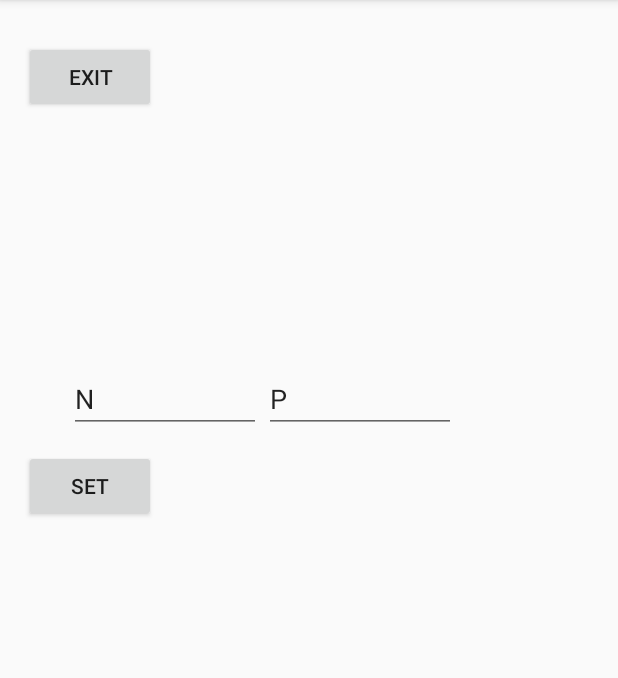
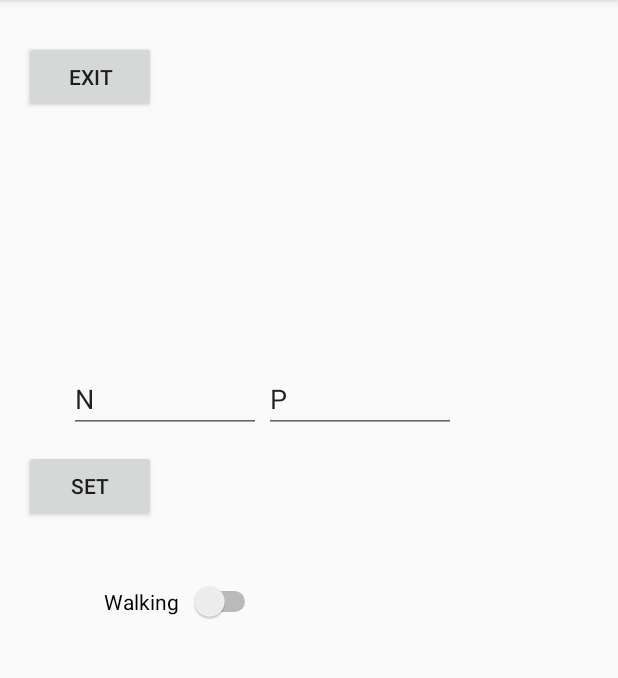
Before and after one commit to Aawesh/WifiPeerToPeer, an Android app: the screen it shows after launch (UserSelectionActivity), after a tap on "PEDESTRIAN", on a phone screen of 412 x 824 dp, the part 84-762 px from its top. Run offline under Robolectric (Android 15) with nearby library versions, the phone set to English and light mode, and no system bars; libraries missing offline, so code that uses them is left out: com.peak.salut; 2 statements that could not run were skipped.

Commit message:
-- removed activity listener and used a button

```diff
--- a/app/src/main/AndroidManifest.xml
+++ b/app/src/main/AndroidManifest.xml
@@ -35,9 +35,6 @@
             </intent-filter>
         </activity>
 
-        <service
-            android:name=".DetectedActivitiesIntentService"
-            android:exported="false" />
         <service android:name=".CommunicationService" />
 
     </application>
--- a/app/src/main/java/wifipeertopeer/com/wifipeertopeer/ActivityType.java
+++ b/app/src/main/java/wifipeertopeer/com/wifipeertopeer/ActivityType.java
@@ -34,8 +34,8 @@ public class ActivityType implements ConnectionCallbacks, OnConnectionFailedList
     // Constructor where listener events are ignored
     public ActivityType(Context context) {
         this.context = context;
-        buildGoogleApiClient();
-        mGoogleApiClient.connect();
+//        buildGoogleApiClient();
+//        mGoogleApiClient.connect();
     }
 
     protected synchronized void buildGoogleApiClient() {
--- a/app/src/main/java/wifipeertopeer/com/wifipeertopeer/AlertZone.java
+++ b/app/src/main/java/wifipeertopeer/com/wifipeertopeer/AlertZone.java
@@ -92,6 +92,7 @@ public class AlertZone implements LocationListener {
             d_p = location.distanceTo(crossingLocation);
 //            UserSelectionActivity.infoview2.setText(String.valueOf(d_p));
             Log.d(TAG,"ped to cross distance: " + d_p);
+            UserSelectionActivity.infoview.setText("distance: "+d_p);
 
             if(d_p <= Constants.MAX_ALERT_ZONE_DISTANCE_FROM_CROSSING){ //pedestrian is in the alert zone
                 double max_speed = 0.001; // if the user is still then set the minimum velocity so that we can specify that the user is not walking at all.
@@ -99,7 +100,7 @@ public class AlertZone implements LocationListener {
                     max_speed = Constants.MAXIMUM_WALKING_SPEED;
                     Log.d(TAG, "user is walking");
                     UserSelectionActivity.infoview2.setText("walking");
-                }else if(!CommunicationService.isPedestrianMoving){
+                }else if(!CommunicationService.isPedestrianWalking){
                     UserSelectionActivity.infoview2.setText("still");
                 }
 
--- a/app/src/main/java/wifipeertopeer/com/wifipeertopeer/UserSelectionActivity.java
+++ b/app/src/main/java/wifipeertopeer/com/wifipeertopeer/UserSelectionActivity.java
@@ -12,10 +12,12 @@ import android.support.v7.app.NotificationCompat;
 import android.view.View;
 import android.view.inputmethod.InputMethodManager;
 import android.widget.Button;
+import android.widget.CompoundButton;
 import android.widget.EditText;
 import android.widget.RelativeLayout;
 import android.widget.TextView;
 import android.widget.Toast;
+import android.widget.ToggleButton;
 
 import com.peak.salut.Salut;
 
@@ -23,11 +25,13 @@ import com.peak.salut.Salut;
  * Created by aawesh on 7/6/17.
  */
 
-public class UserSelectionActivity extends AppCompatActivity implements View.OnClickListener  {
+public class UserSelectionActivity extends AppCompatActivity implements View.OnClickListener,CompoundButton.OnCheckedChangeListener {
     Button walkingButton;
     Button drivingButton;
     Button exitButton;
     Button setButton;
+
+    ToggleButton toggle;
 
     static TextView infoview;
     static TextView infoview2;
@@ -57,6 +61,8 @@ public class UserSelectionActivity extends AppCompatActivity implements View.OnC
         drivingButton = (Button) findViewById(R.id.driverButton);
         exitButton = (Button) findViewById(R.id.exitButton);
         setButton = (Button) findViewById(R.id.setButton);
+
+         toggle= (ToggleButton) findViewById(R.id.walkingButton);
 
         infoview = (TextView)findViewById(R.id.infoView);
         infoview2 = (TextView)findViewById(R.id.infoView2);
@@ -150,4 +156,17 @@ public class UserSelectionActivity extends AppCompatActivity implements View.OnC
     public void onBackPressed() {
         //do nothing
     }
+
+    @Override
+    public void onCheckedChanged(CompoundButton buttonView, boolean isChecked) {
+        if(buttonView.getId() == R.id.walkingButton){
+            if (isChecked) {
+                // The toggle is enabled
+                CommunicationService.isPedestrianWalking = true;
+            } else {
+                // The toggle is disabled
+                CommunicationService.isPedestrianWalking = false;
+            }
+        }
+    }
 }
--- a/app/src/main/res/layout/first_screen.xml
+++ b/app/src/main/res/layout/first_screen.xml
@@ -98,5 +98,13 @@
         android:layout_toStartOf="@+id/driverButton"
         android:text="Set" />
 
+    <Switch
+        android:id="@+id/walkingButton"
+        android:layout_width="wrap_content"
+        android:layout_height="wrap_content"
+        android:layout_alignEnd="@+id/alertCount"
+        android:layout_below="@+id/setButton"
+        android:layout_marginTop="39dp"
+        android:text="Walking  " />
 
 </RelativeLayout>
```
Also changed, not shown: app/src/main/java/wifipeertopeer/com/wifipeertopeer/CommunicationService.java (+6 -9 lines).
